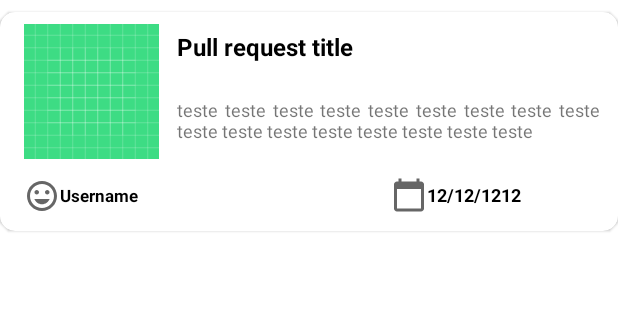
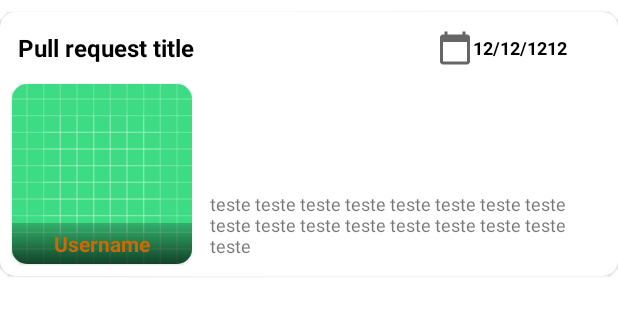
Before and after one commit to andreicampigotto/GitHubRepositories, an Android app: the layout item_pull.xml on its own in the app's theme, with its tools: preview values and no code run, on a phone screen of 412 x 824 dp. Shown: the top 316 px of the screen. Run offline under Robolectric (Android 15) with nearby library versions, the phone set to English and light mode, and no system bars; network calls fail.

Commit message:
Ajustes de layout

```diff
--- /dev/null
+++ b/app/src/main/res/drawable/transparence.xml
@@ -0,0 +1,8 @@
+<?xml version="1.0" encoding="utf-8"?>
+<shape xmlns:android="http://schemas.android.com/apk/res/android"
+    android:shape="rectangle">
+    <gradient
+        android:angle="90"
+        android:endColor="#32000000"
+        android:startColor="#B2000000" />
+</shape>
--- a/app/src/main/res/layout/item_pull.xml
+++ b/app/src/main/res/layout/item_pull.xml
@@ -10,76 +10,28 @@
         android:layout_width="match_parent"
         android:layout_height="match_parent">
 
-        <TextView
-            android:id="@+id/tvPullTitle"
-            android:layout_width="wrap_content"
-            android:layout_height="wrap_content"
-            android:layout_marginHorizontal="8dp"
-            android:maxLines="1"
-            android:padding="4dp"
-            android:text="@string/pull_request_title"
-            android:textColor="@color/black"
-            android:textSize="16sp"
-            android:textStyle="bold"
-            app:layout_constraintEnd_toEndOf="parent"
-            app:layout_constraintHorizontal_bias="0.0"
-            app:layout_constraintStart_toEndOf="@id/ivUser"
-            app:layout_constraintTop_toTopOf="@+id/ivUser" />
-
-        <TextView
-            android:id="@+id/tvPullDescription"
+        <androidx.appcompat.widget.LinearLayoutCompat
+            android:id="@+id/linearLayoutCompat"
             android:layout_width="0dp"
             android:layout_height="wrap_content"
             android:layout_marginHorizontal="8dp"
-            android:layout_marginTop="8dp"
-            android:justificationMode="inter_word"
-            android:maxLines="3"
-            android:padding="4dp"
-            android:text="@string/description"
-            android:textAlignment="textStart"
-            android:textSize="12sp"
-            android:textStyle="normal"
-            app:layout_constraintBottom_toBottomOf="@+id/ivUser"
-            app:layout_constraintEnd_toEndOf="parent"
-            app:layout_constraintStart_toEndOf="@id/ivUser"
-            app:layout_constraintTop_toBottomOf="@id/tvPullTitle" />
-
-        <ImageView
-            android:id="@+id/ivUser"
-            android:layout_width="90dp"
-            android:layout_height="90dp"
-            android:layout_marginStart="16dp"
-            android:layout_marginTop="8dp"
-            android:src="@drawable/ic_launcher_background"
-            app:layout_constraintBottom_toBottomOf="parent"
-            app:layout_constraintStart_toStartOf="parent"
-            app:layout_constraintTop_toTopOf="parent"
-            app:layout_constraintVertical_bias="0.0" />
-
-        <androidx.appcompat.widget.LinearLayoutCompat
-            android:layout_width="0dp"
-            android:layout_height="wrap_content"
-            android:layout_marginHorizontal="8dp"
-            android:layout_marginTop="8dp"
-            android:layout_marginBottom="8dp"
-            app:layout_constraintBottom_toBottomOf="parent"
+            android:layout_marginVertical="8dp"
             app:layout_constraintEnd_toEndOf="parent"
             app:layout_constraintStart_toStartOf="parent"
-            app:layout_constraintTop_toBottomOf="@+id/ivUser">
+            app:layout_constraintTop_toTopOf="parent">
 
             <TextView
-                android:id="@+id/tvOwner"
+                android:id="@+id/tvPullTitle"
                 android:layout_width="wrap_content"
                 android:layout_height="wrap_content"
-                android:layout_marginStart="4dp"
-                android:layout_weight="3"
-                android:gravity="start|center"
+                android:layout_gravity="start|center"
+                android:layout_weight="7"
+                android:maxLines="1"
                 android:padding="4dp"
-                android:text="Username"
+                android:text="@string/pull_request_title"
                 android:textColor="@color/black"
-                android:textSize="11sp"
-                android:textStyle="bold"
-                app:drawableStartCompat="@drawable/ic_baseline_tag_faces_24" />
+                android:textSize="16sp"
+                android:textStyle="bold" />
 
             <TextView
                 android:id="@+id/tvCreatedAt"
@@ -88,13 +40,82 @@
                 android:layout_marginStart="4dp"
                 android:layout_weight="1"
                 android:gravity="start|center"
+                android:maxLines="1"
                 android:padding="4dp"
                 android:text="12/12/1212"
+                android:textAlignment="gravity"
                 android:textColor="@color/black"
                 android:textSize="12sp"
                 android:textStyle="bold"
                 app:drawableStartCompat="@drawable/ic_baseline_calendar_today_24" />
 
         </androidx.appcompat.widget.LinearLayoutCompat>
+
+        <TextView
+            android:id="@+id/tvPullDescription"
+            android:layout_width="0dp"
+            android:layout_height="wrap_content"
+            android:layout_marginHorizontal="8dp"
+            android:gravity="start|center"
+            android:maxLines="5"
+            android:padding="4dp"
+            android:text="@string/description"
+            android:textAlignment="gravity"
+            android:textSize="12sp"
+            android:textStyle="normal"
+            app:layout_constraintBottom_toBottomOf="@+id/mcvImage"
+            app:layout_constraintEnd_toEndOf="parent"
+            app:layout_constraintStart_toEndOf="@id/mcvImage"
+            app:layout_constraintTop_toTopOf="@+id/mcvImage"
+            app:layout_constraintVertical_bias="1.0" />
+
+        <com.google.android.material.card.MaterialCardView
+            android:id="@+id/mcvImage"
+            android:layout_width="wrap_content"
+            android:layout_height="wrap_content"
+            android:layout_marginVertical="8dp"
+            android:layout_marginStart="8dp"
+            app:cardCornerRadius="10dp"
+            app:layout_constraintBottom_toBottomOf="parent"
+            app:layout_constraintStart_toStartOf="parent"
+            app:layout_constraintTop_toBottomOf="@id/linearLayoutCompat"
+            app:layout_constraintVertical_bias="0.0">
+
+            <androidx.constraintlayout.widget.ConstraintLayout
+                android:layout_width="match_parent"
+                android:layout_height="match_parent">
+
+                <ImageView
+                    android:id="@+id/ivUser"
+                    android:layout_width="120dp"
+                    android:layout_height="120dp"
+                    android:src="@drawable/ic_launcher_background"
+                    app:layout_constraintBottom_toBottomOf="parent"
+                    app:layout_constraintEnd_toEndOf="parent"
+                    app:layout_constraintStart_toStartOf="parent"
+                    app:layout_constraintTop_toTopOf="parent" />
+
+                <TextView
+                    android:id="@+id/tvOwner"
+                    android:layout_width="0dp"
+                    android:layout_height="wrap_content"
+                    android:layout_weight="3"
+                    android:background="@drawable/transparence"
+                    android:gravity="center"
+                    android:maxLines="1"
+                    android:padding="4dp"
+                    android:text="Username"
+                    android:textAlignment="gravity"
+                    android:textColor="@color/orange"
+                    android:textSize="14sp"
+                    android:textStyle="bold"
+                    app:layout_constraintBottom_toBottomOf="parent"
+                    app:layout_constraintEnd_toEndOf="parent"
+                    app:layout_constraintStart_toStartOf="parent"
+                    app:layout_constraintTop_toTopOf="parent"
+                    app:layout_constraintVertical_bias="1.0" />
+
+            </androidx.constraintlayout.widget.ConstraintLayout>
+        </com.google.android.material.card.MaterialCardView>
     </androidx.constraintlayout.widget.ConstraintLayout>
 </com.google.android.material.card.MaterialCardView>
--- a/app/src/main/res/values/colors.xml
+++ b/app/src/main/res/values/colors.xml
@@ -8,4 +8,5 @@
     <color name="black">#FF000000</color>
     <color name="white">#FFFFFFFF</color>
     <color name="yellow">#FBC215</color>
+    <color name="orange">#CC6903</color>
 </resources>
```
Also changed, not shown: app/src/main/res/layout/item_repository.xml (+47 -27 lines).
